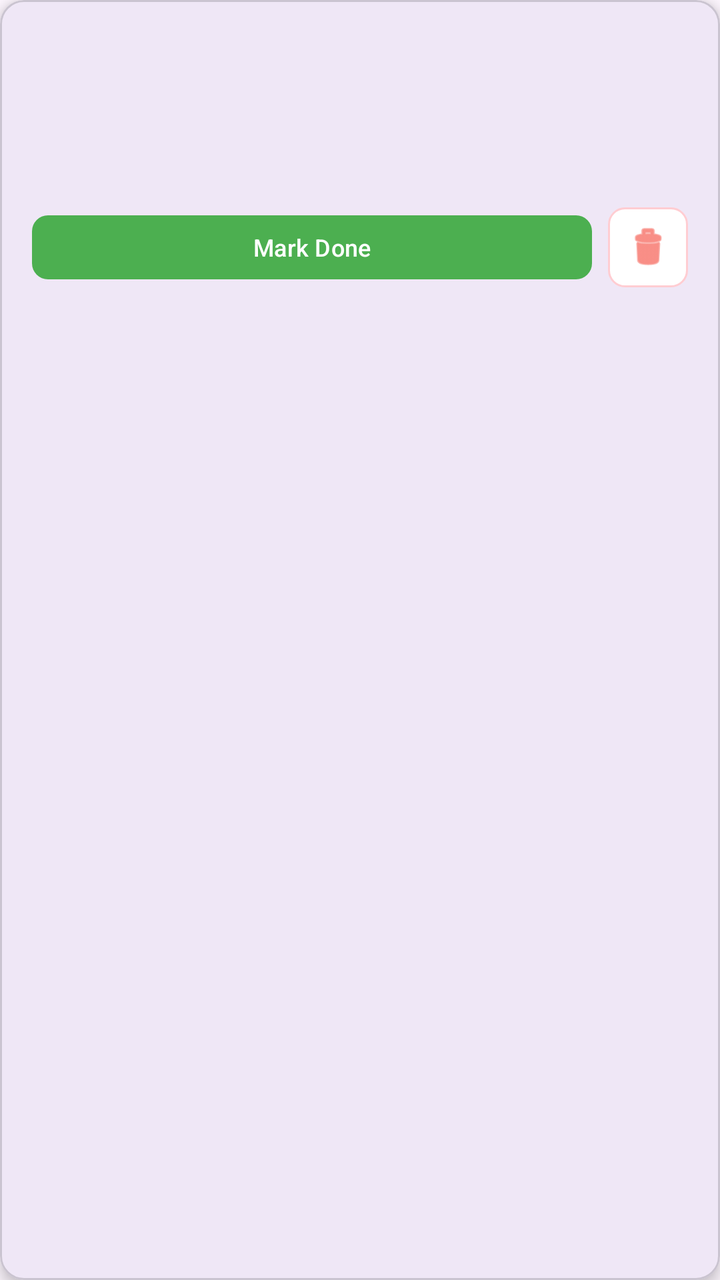
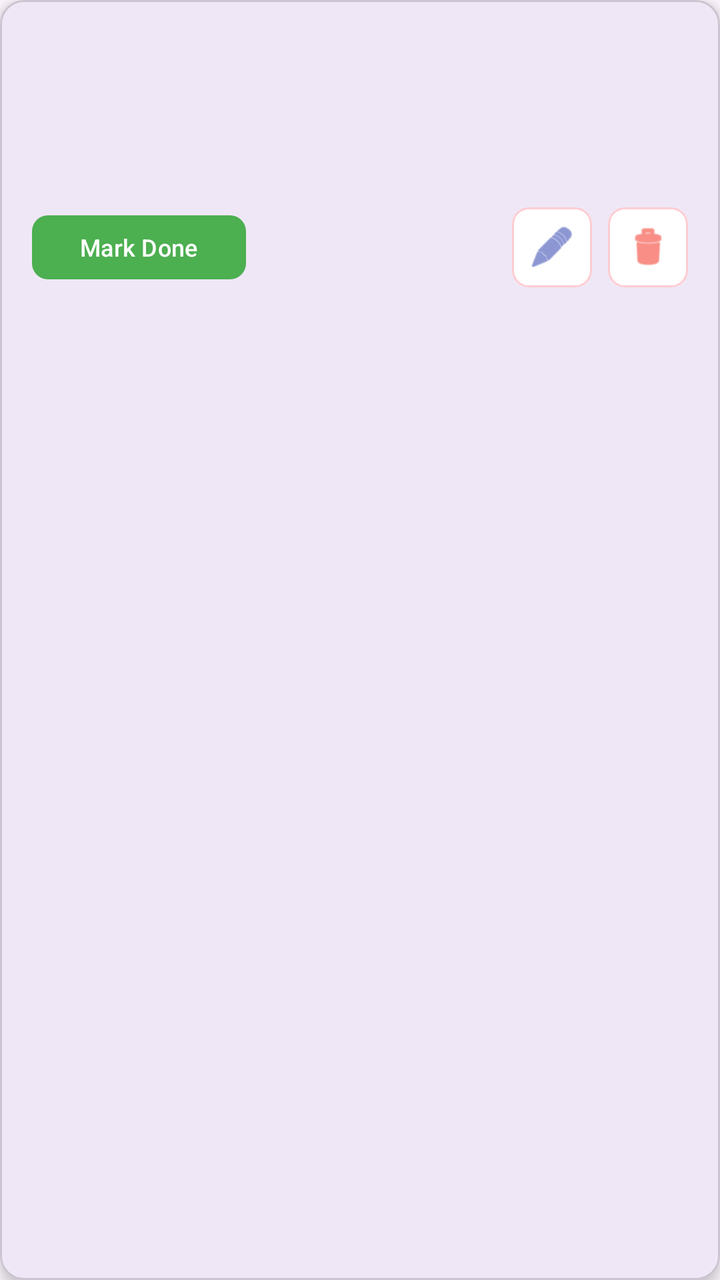

An Android layout rendered at two revisions. The XML below is the earlier revision; the diff shows what the commit changed to produce the second picture.
<!-- AndroidManifest.xml: application theme Theme.EtharaAI -->
<!-- res/layout/item_task.xml -->
<?xml version="1.0" encoding="utf-8"?>
<com.google.android.material.card.MaterialCardView xmlns:android="http://schemas.android.com/apk/res/android"
    xmlns:app="http://schemas.android.com/apk/res-auto"
    android:layout_width="match_parent"
    android:layout_height="wrap_content"
    android:layout_margin="8dp"
    app:cardCornerRadius="12dp"
    app:cardElevation="4dp">

    <LinearLayout
        android:layout_width="match_parent"
        android:layout_height="wrap_content"
        android:orientation="vertical"
        android:padding="16dp">

        <TextView
            android:id="@+id/taskTitleText"
            android:layout_width="wrap_content"
            android:layout_height="wrap_content"
            android:textSize="18sp"
            android:textStyle="bold"
            android:textColor="@color/black" />

        <TextView
            android:id="@+id/taskDescText"
            android:layout_width="wrap_content"
            android:layout_height="wrap_content"
            android:layout_marginTop="4dp"
            android:textSize="14sp"
            android:alpha="0.7" />

        <LinearLayout
            android:layout_width="match_parent"
            android:layout_height="wrap_content"
            android:layout_marginTop="8dp"
            android:orientation="horizontal">

            <TextView
                android:id="@+id/taskStatusText"
                android:layout_width="wrap_content"
                android:layout_height="wrap_content"
                android:textSize="12sp"
                android:textColor="#3F51B5"
                android:textStyle="bold" />

            <View
                android:layout_width="16dp"
                android:layout_height="0dp" />

            <TextView
                android:id="@+id/taskPriorityText"
                android:layout_width="wrap_content"
                android:layout_height="wrap_content"
                android:textSize="12sp"
                android:textColor="#F44336"
                android:textStyle="bold" />

            <View
                android:layout_width="16dp"
                android:layout_height="0dp" />

            <TextView
                android:id="@+id/taskAssigneeText"
                android:layout_width="wrap_content"
                android:layout_height="wrap_content"
                android:textSize="12sp"
                android:textColor="#009688"
                android:textStyle="bold" />
        </LinearLayout>
        <LinearLayout
            android:layout_width="match_parent"
            android:layout_height="wrap_content"
            android:layout_marginTop="16dp"
            android:orientation="horizontal"
            android:gravity="center_vertical">

            <com.google.android.material.button.MaterialButton
                android:id="@+id/markDoneButton"
                android:layout_width="0dp"
                android:layout_height="40dp"
                android:layout_weight="1"
                android:text="Mark Done"
                android:textAllCaps="false"
                app:backgroundTint="#4CAF50"
                app:cornerRadius="8dp"
                android:textSize="12sp" />

            <ImageButton
                android:id="@+id/deleteTaskButton"
                android:layout_width="40dp"
                android:layout_height="40dp"
                android:layout_marginStart="8dp"
                android:background="@drawable/bg_delete_btn"
                android:src="@android:drawable/ic_menu_delete"
                app:tint="#F44336"
                android:padding="8dp"
                android:scaleType="fitCenter" />
        </LinearLayout>

    </LinearLayout>
</com.google.android.material.card.MaterialCardView>
<!-- resources referenced by this layout -->
<resources>
  <color name="black">#FF000000</color>
  <!-- drawable bg_delete_btn (drawable) -->
  <?xml version="1.0" encoding="utf-8"?>
  <shape xmlns:android="http://schemas.android.com/apk/res/android">
      <solid android:color="@color/white" />
      <corners android:radius="8dp" />
      <stroke android:width="1dp" android:color="#FFCDD2" />
  </shape>
  <style name="Theme.EtharaAI" parent="Base.Theme.EtharaAI" />
  <color name="white">#FFFFFFFF</color>
  <style name="Base.Theme.EtharaAI" parent="Theme.Material3.DayNight.NoActionBar">
          
          
      </style>
</resources>

<!-- the commit's change to res/layout/item_task.xml (unified diff, before → after) -->
@@ -67,35 +67,52 @@
                 android:textColor="#009688"
                 android:textStyle="bold" />
         </LinearLayout>
-        <LinearLayout
+        <RelativeLayout
             android:layout_width="match_parent"
             android:layout_height="wrap_content"
-            android:layout_marginTop="16dp"
-            android:orientation="horizontal"
-            android:gravity="center_vertical">
+            android:layout_marginTop="16dp">
 
             <com.google.android.material.button.MaterialButton
                 android:id="@+id/markDoneButton"
-                android:layout_width="0dp"
+                android:layout_width="wrap_content"
                 android:layout_height="40dp"
-                android:layout_weight="1"
+                android:layout_alignParentStart="true"
+                android:layout_centerVertical="true"
                 android:text="Mark Done"
                 android:textAllCaps="false"
                 app:backgroundTint="#4CAF50"
                 app:cornerRadius="8dp"
                 android:textSize="12sp" />
 
-            <ImageButton
-                android:id="@+id/deleteTaskButton"
-                android:layout_width="40dp"
-                android:layout_height="40dp"
-                android:layout_marginStart="8dp"
-                android:background="@drawable/bg_delete_btn"
-                android:src="@android:drawable/ic_menu_delete"
-                app:tint="#F44336"
-                android:padding="8dp"
-                android:scaleType="fitCenter" />
-        </LinearLayout>
+            <LinearLayout
+                android:layout_width="wrap_content"
+                android:layout_height="wrap_content"
+                android:layout_alignParentEnd="true"
+                android:layout_centerVertical="true"
+                android:orientation="horizontal">
+
+                <ImageButton
+                    android:id="@+id/editTaskButton"
+                    android:layout_width="40dp"
+                    android:layout_height="40dp"
+                    android:background="@drawable/bg_delete_btn"
+                    android:src="@android:drawable/ic_menu_edit"
+                    app:tint="#3F51B5"
+                    android:padding="8dp"
+                    android:scaleType="fitCenter" />
+
+                <ImageButton
+                    android:id="@+id/deleteTaskButton"
+                    android:layout_width="40dp"
+                    android:layout_height="40dp"
+                    android:layout_marginStart="8dp"
+                    android:background="@drawable/bg_delete_btn"
+                    android:src="@android:drawable/ic_menu_delete"
+                    app:tint="#F44336"
+                    android:padding="8dp"
+                    android:scaleType="fitCenter" />
+            </LinearLayout>
+        </RelativeLayout>
 
     </LinearLayout>
 </com.google.android.material.card.MaterialCardView>
